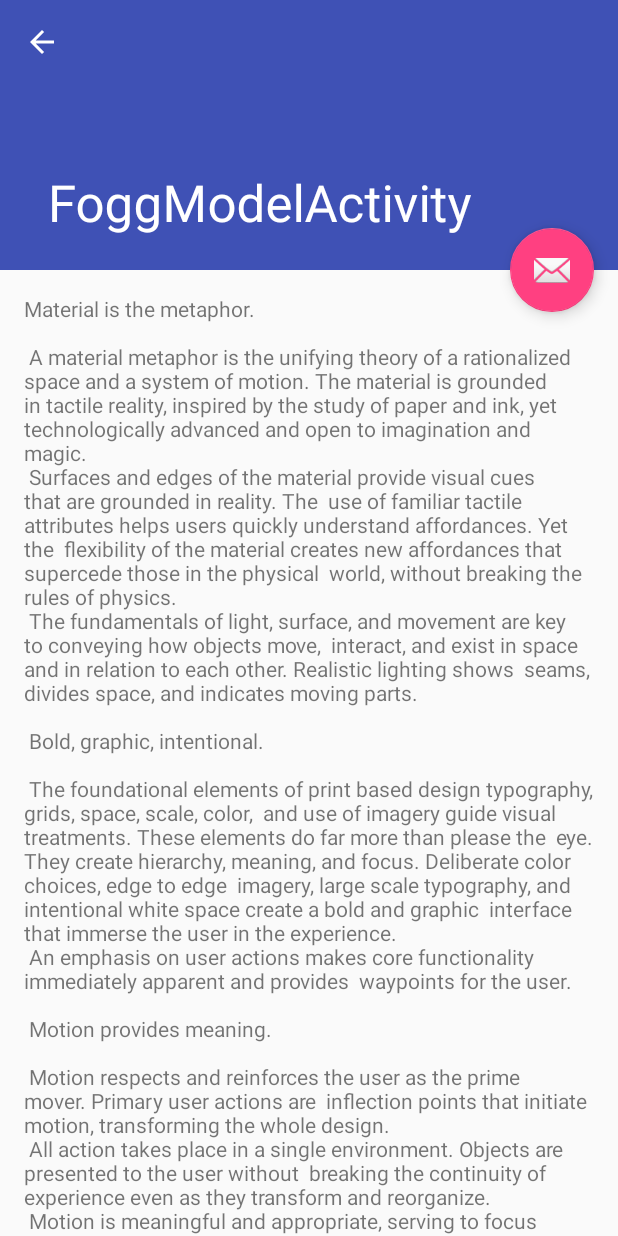
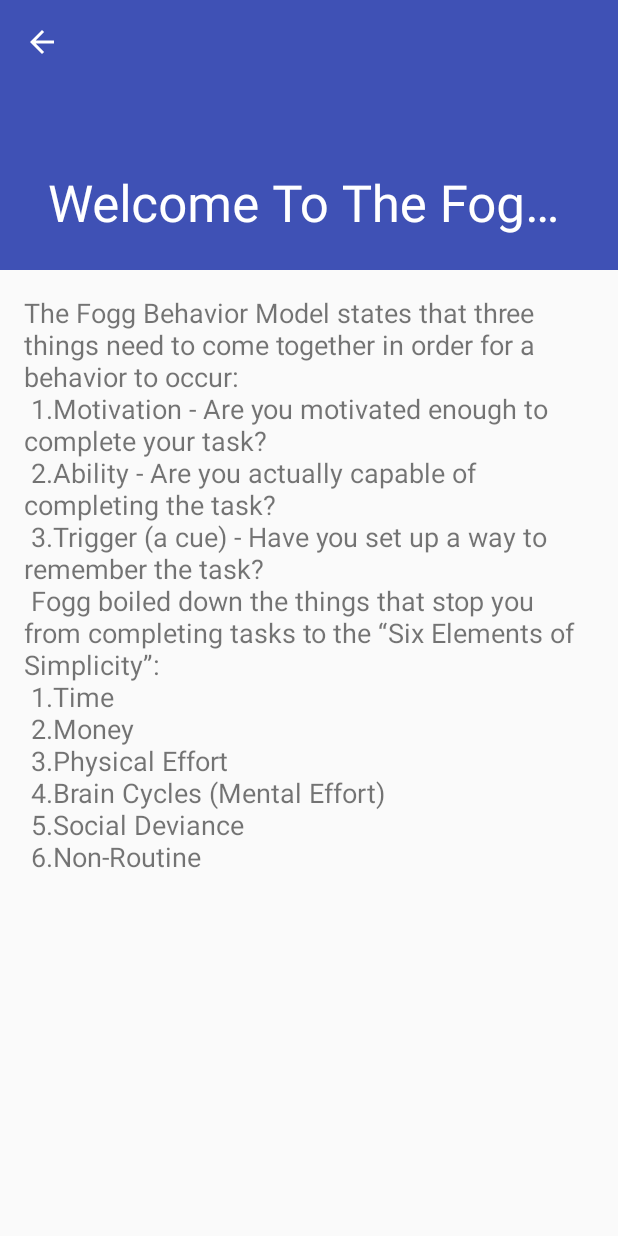
Before and after one commit to Ben10B/grind-for-the-grail, an Android app: the FoggModelActivity screen opened directly, with no data from a screen before it, on a phone screen of 412 x 824 dp. Run offline under Robolectric (Android 15) with nearby library versions, the phone set to English and light mode, and no system bars.

Commit message:
Fogg Model Page has real content

```diff
--- a/app/src/main/java/com/abc/myapplication/FoggModelActivity.java
+++ b/app/src/main/java/com/abc/myapplication/FoggModelActivity.java
@@ -16,14 +16,14 @@ public class FoggModelActivity extends AppCompatActivity {
         Toolbar toolbar = (Toolbar) findViewById(R.id.toolbar);
         setSupportActionBar(toolbar);
 
-        FloatingActionButton fab = (FloatingActionButton) findViewById(R.id.fab);
-        fab.setOnClickListener(new View.OnClickListener() {
-            @Override
-            public void onClick(View view) {
-                Snackbar.make(view, "Replace with your own action", Snackbar.LENGTH_LONG)
-                        .setAction("Action", null).show();
-            }
-        });
+//        FloatingActionButton fab = (FloatingActionButton) findViewById(R.id.fab);
+//        fab.setOnClickListener(new View.OnClickListener() {
+//            @Override
+//            public void onClick(View view) {
+//                Snackbar.make(view, "Replace with your own action", Snackbar.LENGTH_LONG)
+//                        .setAction("Action", null).show();
+//            }
+//        });
         getSupportActionBar().setDisplayHomeAsUpEnabled(true);
     }
 }
--- a/app/src/main/java/com/abc/myapplication/MainActivity.java
+++ b/app/src/main/java/com/abc/myapplication/MainActivity.java
@@ -29,14 +29,14 @@ public class MainActivity extends AppCompatActivity
         Toolbar toolbar = (Toolbar) findViewById(R.id.toolbar);
         setSupportActionBar(toolbar);
 
-        FloatingActionButton fab = (FloatingActionButton) findViewById(R.id.fab);
-        fab.setOnClickListener(new View.OnClickListener() {
-            @Override
-            public void onClick(View view) {
-                Snackbar.make(view, "Replace with your own action", Snackbar.LENGTH_LONG)
-                        .setAction("Action", null).show();
-            }
-        });
+//        FloatingActionButton fab = (FloatingActionButton) findViewById(R.id.fab);
+//        fab.setOnClickListener(new View.OnClickListener() {
+//            @Override
+//            public void onClick(View view) {
+//                Snackbar.make(view, "Replace with your own action", Snackbar.LENGTH_LONG)
+//                        .setAction("Action", null).show();
+//            }
+//        });
 
         DrawerLayout drawer = (DrawerLayout) findViewById(R.id.drawer_layout);
         ActionBarDrawerToggle toggle = new ActionBarDrawerToggle(
--- a/app/src/main/res/layout/activity_fogg_model.xml
+++ b/app/src/main/res/layout/activity_fogg_model.xml
@@ -35,13 +35,14 @@
 
     <include layout="@layout/content_fogg_model" />
 
-    <android.support.design.widget.FloatingActionButton
-        android:id="@+id/fab"
-        android:layout_width="wrap_content"
-        android:layout_height="wrap_content"
-        android:layout_margin="@dimen/fab_margin"
-        app:layout_anchor="@id/app_bar"
-        app:layout_anchorGravity="bottom|end"
-        app:srcCompat="@android:drawable/ic_dialog_email" />
+    <!--<android.support.design.widget.FloatingActionButton-->
+        <!--android:id="@+id/fab"-->
+        <!--android:layout_width="wrap_content"-->
+        <!--android:layout_height="wrap_content"-->
+        <!--android:layout_margin="@dimen/fab_margin"-->
+        <!--app:layout_anchor="@id/app_bar"-->
+        <!--app:layout_anchorGravity="bottom|end"/>-->
+        <!--app:srcCompat="@android:drawable/ic_dialog_email" />-->
+
 
 </android.support.design.widget.CoordinatorLayout>
--- a/app/src/main/res/layout/app_bar_main.xml
+++ b/app/src/main/res/layout/app_bar_main.xml
@@ -22,12 +22,12 @@
 
     <include layout="@layout/content_main" />
 
-    <android.support.design.widget.FloatingActionButton
-        android:id="@+id/fab"
-        android:layout_width="wrap_content"
-        android:layout_height="wrap_content"
-        android:layout_gravity="bottom|end"
-        android:layout_margin="@dimen/fab_margin"
-        app:srcCompat="@android:drawable/ic_dialog_email" />
+    <!--<android.support.design.widget.FloatingActionButton-->
+        <!--android:id="@+id/fab"-->
+        <!--android:layout_width="wrap_content"-->
+        <!--android:layout_height="wrap_content"-->
+        <!--android:layout_gravity="bottom|end"-->
+        <!--android:layout_margin="@dimen/fab_margin"-->
+        <!--app:srcCompat="@android:drawable/ic_dialog_email" />-->
 
 </android.support.design.widget.CoordinatorLayout>
--- a/app/src/main/res/layout/content_fogg_model.xml
+++ b/app/src/main/res/layout/content_fogg_model.xml
@@ -12,6 +12,7 @@
         android:layout_width="wrap_content"
         android:layout_height="wrap_content"
         android:layout_margin="@dimen/text_margin"
-        android:text="@string/large_text" />
+        android:text="@string/large_text"
+        android:textSize="18sp" />
 
 </android.support.v4.widget.NestedScrollView>
--- a/app/src/main/res/values/strings.xml
+++ b/app/src/main/res/values/strings.xml
@@ -35,94 +35,19 @@
 
     <!-- TODO: Remove or change this placeholder text -->
     <string name="hello_blank_fragment">Hello blank fragment</string>
-    <string name="title_activity_fogg_model">FoggModelActivity</string>
+    <string name="title_activity_fogg_model">Welcome To The Fogg Model</string>
     <string name="large_text">
-        "Material is the metaphor.\n\n"
+        The Fogg Behavior Model states that three things need to come together in order for a behavior to occur: \n
+        1.Motivation - Are you motivated enough to complete your task? \n
+        2.Ability - Are you actually capable of completing the task? \n
+        3.Trigger (a cue) - Have you set up a way to remember the task? \n
 
-        "A material metaphor is the unifying theory of a rationalized space and a system of motion."
-        "The material is grounded in tactile reality, inspired by the study of paper and ink, yet "
-        "technologically advanced and open to imagination and magic.\n"
-        "Surfaces and edges of the material provide visual cues that are grounded in reality. The "
-        "use of familiar tactile attributes helps users quickly understand affordances. Yet the "
-        "flexibility of the material creates new affordances that supercede those in the physical "
-        "world, without breaking the rules of physics.\n"
-        "The fundamentals of light, surface, and movement are key to conveying how objects move, "
-        "interact, and exist in space and in relation to each other. Realistic lighting shows "
-        "seams, divides space, and indicates moving parts.\n\n"
-
-        "Bold, graphic, intentional.\n\n"
-
-        "The foundational elements of print based design typography, grids, space, scale, color, "
-        "and use of imagery guide visual treatments. These elements do far more than please the "
-        "eye. They create hierarchy, meaning, and focus. Deliberate color choices, edge to edge "
-        "imagery, large scale typography, and intentional white space create a bold and graphic "
-        "interface that immerse the user in the experience.\n"
-        "An emphasis on user actions makes core functionality immediately apparent and provides "
-        "waypoints for the user.\n\n"
-
-        "Motion provides meaning.\n\n"
-
-        "Motion respects and reinforces the user as the prime mover. Primary user actions are "
-        "inflection points that initiate motion, transforming the whole design.\n"
-        "All action takes place in a single environment. Objects are presented to the user without "
-        "breaking the continuity of experience even as they transform and reorganize.\n"
-        "Motion is meaningful and appropriate, serving to focus attention and maintain continuity. "
-        "Feedback is subtle yet clear. Transitions are efﬁcient yet coherent.\n\n"
-
-        "3D world.\n\n"
-
-        "The material environment is a 3D space, which means all objects have x, y, and z "
-        "dimensions. The z-axis is perpendicularly aligned to the plane of the display, with the "
-        "positive z-axis extending towards the viewer. Every sheet of material occupies a single "
-        "position along the z-axis and has a standard 1dp thickness.\n"
-        "On the web, the z-axis is used for layering and not for perspective. The 3D world is "
-        "emulated by manipulating the y-axis.\n\n"
-
-        "Light and shadow.\n\n"
-
-        "Within the material environment, virtual lights illuminate the scene. Key lights create "
-        "directional shadows, while ambient light creates soft shadows from all angles.\n"
-        "Shadows in the material environment are cast by these two light sources. In Android "
-        "development, shadows occur when light sources are blocked by sheets of material at "
-        "various positions along the z-axis. On the web, shadows are depicted by manipulating the "
-        "y-axis only. The following example shows the card with a height of 6dp.\n\n"
-
-        "Resting elevation.\n\n"
-
-        "All material objects, regardless of size, have a resting elevation, or default elevation "
-        "that does not change. If an object changes elevation, it should return to its resting "
-        "elevation as soon as possible.\n\n"
-
-        "Component elevations.\n\n"
-
-        "The resting elevation for a component type is consistent across apps (e.g., FAB elevation "
-        "does not vary from 6dp in one app to 16dp in another app).\n"
-        "Components may have different resting elevations across platforms, depending on the depth "
-        "of the environment (e.g., TV has a greater depth than mobile or desktop).\n\n"
-
-        "Responsive elevation and dynamic elevation offsets.\n\n"
-
-        "Some component types have responsive elevation, meaning they change elevation in response "
-        "to user input (e.g., normal, focused, and pressed) or system events. These elevation "
-        "changes are consistently implemented using dynamic elevation offsets.\n"
-        "Dynamic elevation offsets are the goal elevation that a component moves towards, relative "
-        "to the component’s resting state. They ensure that elevation changes are consistent "
-        "across actions and component types. For example, all components that lift on press have "
-        "the same elevation change relative to their resting elevation.\n"
-        "Once the input event is completed or cancelled, the component will return to its resting "
-        "elevation.\n\n"
-
-        "Avoiding elevation interference.\n\n"
-
-        "Components with responsive elevations may encounter other components as they move between "
-        "their resting elevations and dynamic elevation offsets. Because material cannot pass "
-        "through other material, components avoid interfering with one another any number of ways, "
-        "whether on a per component basis or using the entire app layout.\n"
-        "On a component level, components can move or be removed before they cause interference. "
-        "For example, a floating action button (FAB) can disappear or move off screen before a "
-        "user picks up a card, or it can move if a snackbar appears.\n"
-        "On the layout level, design your app layout to minimize opportunities for interference. "
-        "For example, position the FAB to one side of stream of a cards so the FAB won’t interfere "
-        "when a user tries to pick up one of cards.\n\n"
+        Fogg boiled down the things that stop you from completing tasks to the “Six Elements of Simplicity”: \n
+        1.Time \n
+        2.Money \n
+        3.Physical Effort \n
+        4.Brain Cycles (Mental Effort) \n
+        5.Social Deviance \n
+        6.Non-Routine \n
     </string>
 </resources>
```
